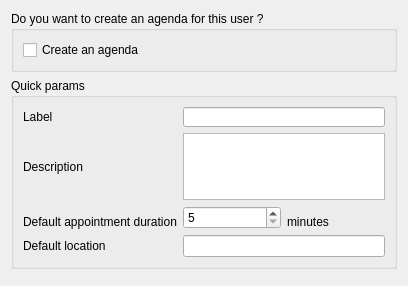
Before: the Qt Designer form plugins/agendaplugin/usercalendarwizardcreatorpage.ui in FreeHealth/freehealth, drawn with Qt 5.
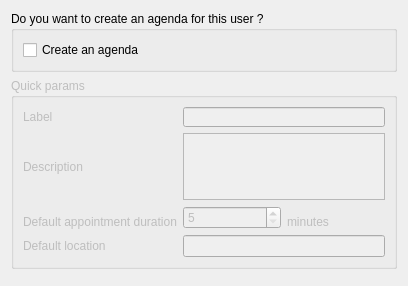
After: the same form once the commit is applied.

Commit message: fix enabled state

Patch:
```diff
--- a/plugins/agendaplugin/usercalendarwizardcreatorpage.ui
+++ b/plugins/agendaplugin/usercalendarwizardcreatorpage.ui
@@ -16,6 +16,9 @@
   <layout class="QGridLayout" name="gridLayout_2">
    <item row="1" column="0">
     <widget class="QGroupBox" name="groupBox">
+     <property name="enabled">
+      <bool>false</bool>
+     </property>
      <property name="title">
       <string>Quick params</string>
      </property>
```
